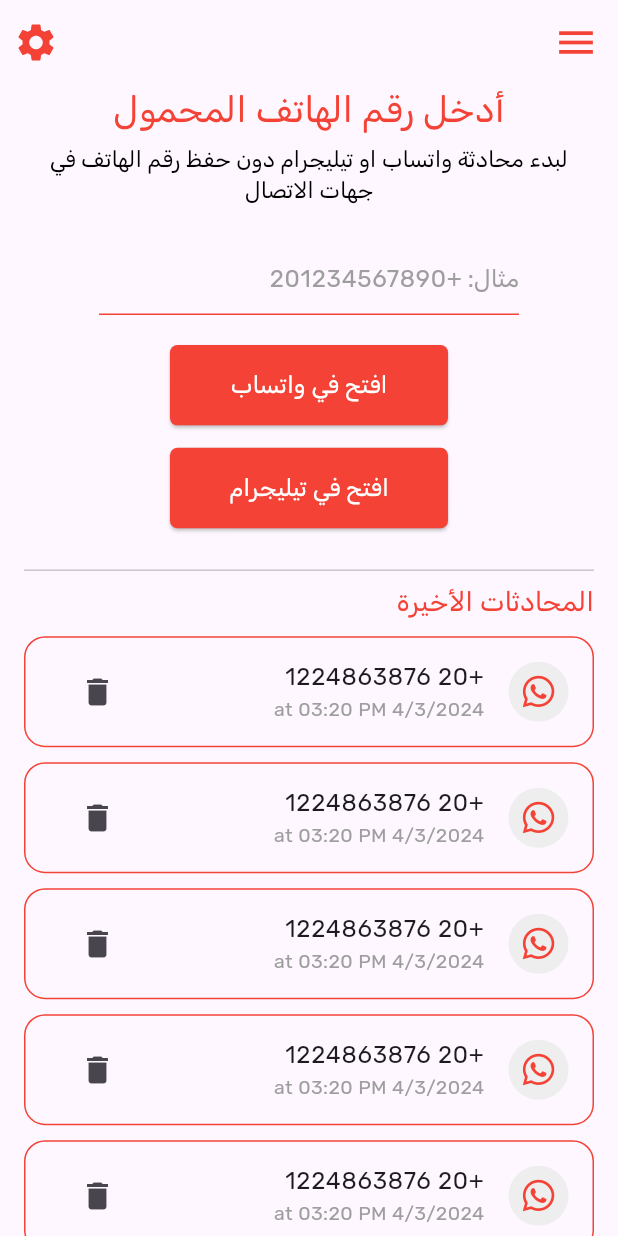
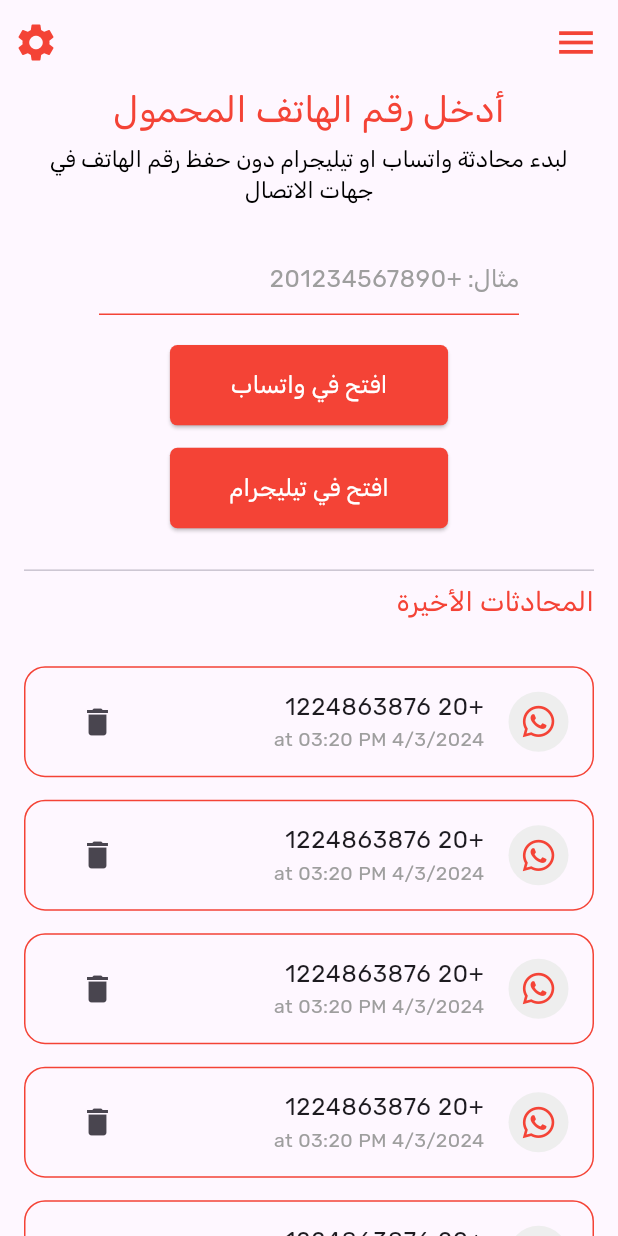
Before and after one commit to aliabdelnaby/one-tap, a Flutter app: the screen it shows after launch, on a phone screen of 412 x 824 dp. Run offline on Flutter 3.47's test engine with Material 3 defaults, Android fonts, the phone set to English and light mode, and no system bars; our stand-ins replace easy_localization, flutter_bloc, fluttertoast, font_awesome_flutter, go_router.

```diff
--- a/lib/features/home/presentation/widgets/custom_contact_item.dart
+++ b/lib/features/home/presentation/widgets/custom_contact_item.dart
@@ -1,4 +1,3 @@
-
 import 'package:flutter/material.dart';
 import 'package:font_awesome_flutter/font_awesome_flutter.dart';
 import 'package:one_tap/core/utils/app_colors.dart';
@@ -10,7 +9,17 @@
   @override
   Widget build(BuildContext context) {
     return Padding(
-      padding: const EdgeInsets.only(top: 10),
+      padding: const EdgeInsets.only(top: 15),
+      child: Container(
+        decoration: ShapeDecoration(
+          shape: RoundedRectangleBorder(
+            side: BorderSide(
+              width: 1,
+              color: AppColors.primaryColor,
+            ),
+            borderRadius: BorderRadius.circular(14),
+          ),
+        ),
         child: ListTile(
           title: const Text(
             "+20 1224863876",
@@ -32,12 +41,6 @@
               Icons.delete,
             ),
           ),
-        shape: RoundedRectangleBorder(
-          side: BorderSide(
-            width: 1,
-            color: AppColors.primaryColor,
-          ),
-          borderRadius: BorderRadius.circular(14),
         ),
       ),
     );
--- a/lib/features/home/presentation/widgets/home_view_body.dart
+++ b/lib/features/home/presentation/widgets/home_view_body.dart
@@ -34,6 +34,7 @@
                   "Recent Conversation".tr(),
                   style: CustomTextStyle.signikastyle18,
                 ),
+                const SizedBox(height: 15),
                 const Expanded(child: ContactsListView()),
               ],
             ),
```
Lines whose indentation alone changed are shown as unchanged.
